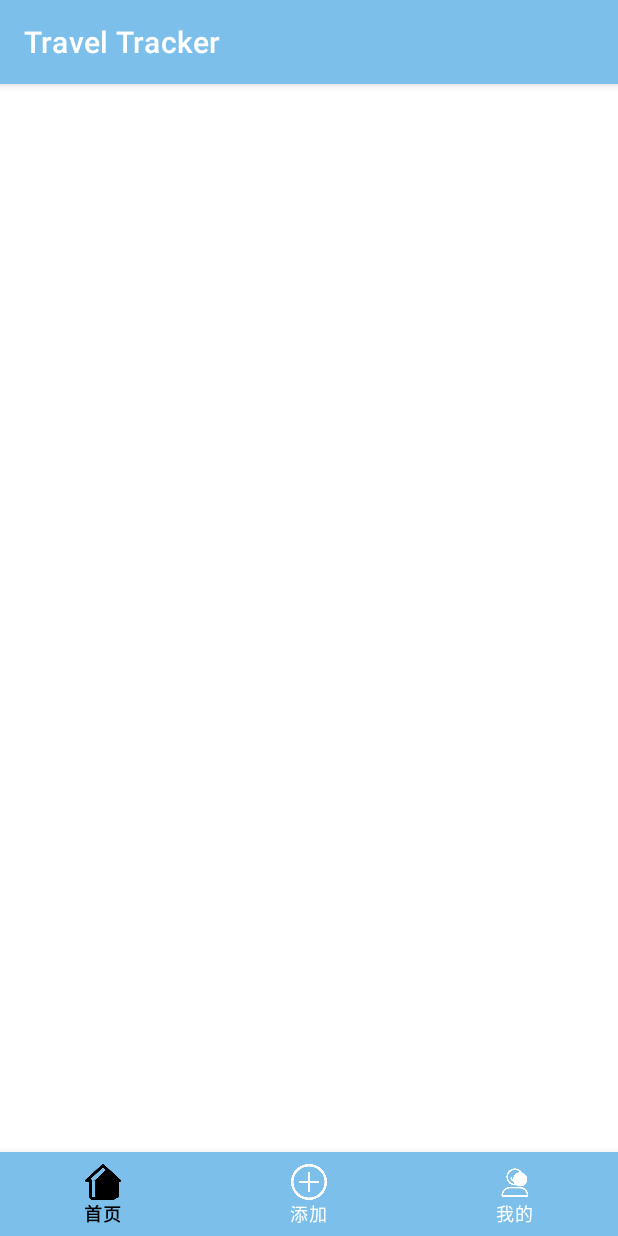
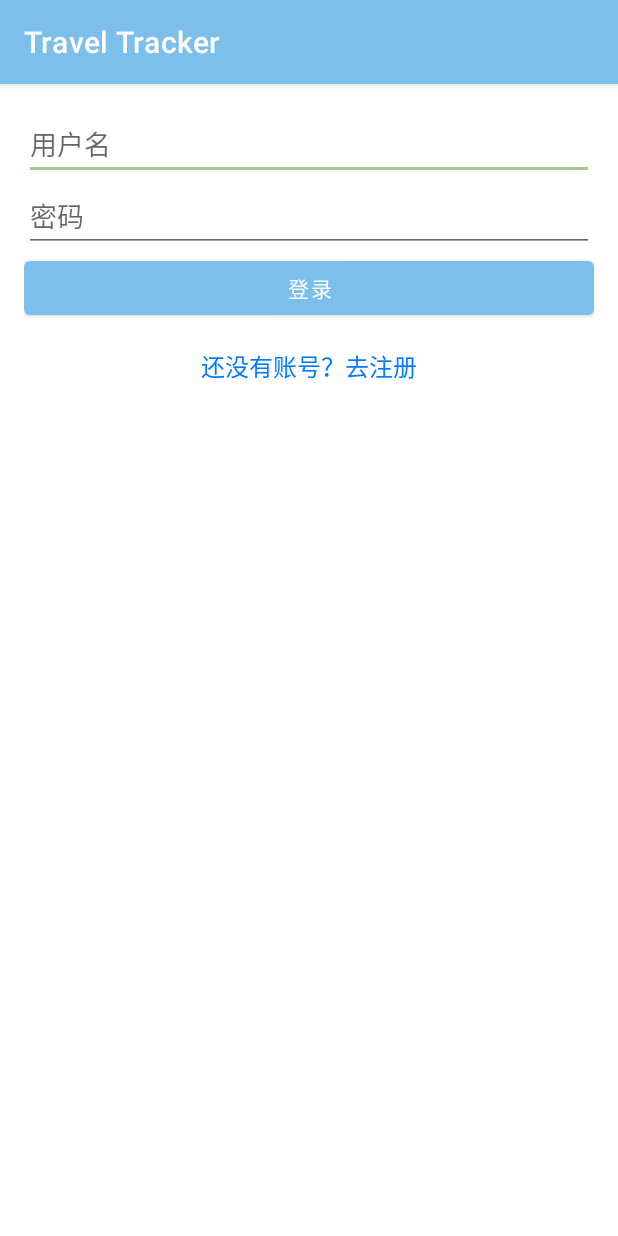
Before and after one commit to YuHan31/trip, an Android app: the screen it shows after launch (MainActivity before the commit, LoginActivity after it), on a phone screen of 412 x 824 dp. Run offline under Robolectric (Android 15) with nearby library versions, the phone set to English and light mode, and no system bars.

Commit message:
登陆注册

```diff
--- /dev/null
+++ b/app/src/main/java/com/xr/traveltracker/activities/LoginActivity.java
@@ -0,0 +1,98 @@
+package com.xr.traveltracker.activities;
+
+import android.content.Intent;
+import android.os.Bundle;
+import android.view.View;
+import android.widget.Button;
+import android.widget.EditText;
+import android.widget.TextView;
+import android.widget.Toast;
+import androidx.appcompat.app.AppCompatActivity;
+
+import com.xr.traveltracker.R;
+import com.xr.traveltracker.api.ApiService;
+import com.xr.traveltracker.models.LoginRequest;
+import com.xr.traveltracker.models.LoginResponse;
+import com.xr.traveltracker.models.RegisterRequest;
+import com.xr.traveltracker.models.RegisterResponse;
+import retrofit2.Call;
+import retrofit2.Callback;
+import retrofit2.Response;
+import retrofit2.Retrofit;
+import retrofit2.converter.gson.GsonConverterFactory;
+
+public class LoginActivity extends AppCompatActivity {
+
+    private EditText etUsername;
+    private EditText etPassword;
+    private Button btnLogin;
+    private TextView tvRegister;
+
+    @Override
+    protected void onCreate(Bundle savedInstanceState) {
+        super.onCreate(savedInstanceState);
+        setContentView(R.layout.activity_login);
+
+        etUsername = findViewById(R.id.et_login_username);
+        etPassword = findViewById(R.id.et_login_password);
+        btnLogin = findViewById(R.id.btn_login);
+        tvRegister = findViewById(R.id.tv_register);
+
+        btnLogin.setOnClickListener(new View.OnClickListener() {
+            @Override
+            public void onClick(View v) {
+                String username = etUsername.getText().toString();
+                String password = etPassword.getText().toString();
+                if (username.isEmpty() || password.isEmpty()) {
+                    Toast.makeText(LoginActivity.this, "用户名或密码不能为空", Toast.LENGTH_SHORT).show();
+                } else {
+                    login(username, password);
+                }
+            }
+        });
+
+        tvRegister.setOnClickListener(new View.OnClickListener() {
+            @Override
+            public void onClick(View v) {
+                Intent intent = new Intent(LoginActivity.this, RegisterActivity.class);
+                startActivity(intent);
+            }
+        });
+    }
+
+    private void login(String username, String password) {
+        Retrofit retrofit = new Retrofit.Builder()
+                .baseUrl("http://10.10.1.92:3000/") // 注意去掉了末尾的空格
+                .addConverterFactory(GsonConverterFactory.create())
+                .build();
+
+        ApiService apiService = retrofit.create(ApiService.class);
+        LoginRequest loginRequest = new LoginRequest(username, password);
+
+        apiService.loginUser(loginRequest).enqueue(new Callback<LoginResponse>() {
+            @Override
+            public void onResponse(Call<LoginResponse> call, Response<LoginResponse> response) {
+                if (response.isSuccessful()) {
+                    LoginResponse loginResponse = response.body();
+                    Toast.makeText(LoginActivity.this, loginResponse.getMessage(), Toast.LENGTH_SHORT).show();
+
+                    // 跳转到MainActivity并传递用户信息
+                    Intent intent = new Intent(LoginActivity.this, MainActivity.class);
+                    intent.putExtra("userId", loginResponse.getUserId());
+                    intent.putExtra("username", loginResponse.getUsername());
+                    intent.putExtra("token", loginResponse.getToken());
+                    intent.putExtra("showProfile", true); // 标记要显示ProfileFragment
+                    startActivity(intent);
+                    finish(); // 结束当前Activity
+                } else {
+                    Toast.makeText(LoginActivity.this, "登录失败", Toast.LENGTH_SHORT).show();
+                }
+            }
+
+            @Override
+            public void onFailure(Call<LoginResponse> call, Throwable t) {
+                Toast.makeText(LoginActivity.this, "网络请求失败", Toast.LENGTH_SHORT).show();
+            }
+        });
+    }
+}
--- a/app/src/main/java/com/xr/traveltracker/activities/SplashActivity.java
+++ b/app/src/main/java/com/xr/traveltracker/activities/SplashActivity.java
@@ -2,15 +2,19 @@ package com.xr.traveltracker.activities;
 
 import android.animation.ObjectAnimator;
 import android.content.Intent;
+import android.database.sqlite.SQLiteDatabase;
 import android.os.Bundle;
 import android.os.Handler;
+import android.util.Log;
 import android.view.animation.LinearInterpolator;
 import android.widget.LinearLayout;
 import android.widget.TextView;
+import android.widget.Toast;
 
 import androidx.appcompat.app.AppCompatActivity;
 
 import com.xr.traveltracker.R;
+
 
 public class SplashActivity extends AppCompatActivity {
 
@@ -24,7 +28,7 @@ public class SplashActivity extends AppCompatActivity {
         final LinearLayout textContainer = findViewById(R.id.text_container);
 
         // 初始设置
-        textContainer.setTranslationY(20f); // 初始下移20像素
+        textContainer.setTranslationY(20f);
 
         // 文字浮现动画
         welcomeText.animate()
@@ -45,15 +49,15 @@ public class SplashActivity extends AppCompatActivity {
                 "translationY",
                 60f, -60f, 40f, -40f, 20f, -20f, 10f, -10f, 0f
         );
-        waveAnimator.setDuration(6000); // 延长到6秒
-        waveAnimator.setInterpolator(new LinearInterpolator()); // 线性插值器使运动更均匀
+        waveAnimator.setDuration(6000);
+        waveAnimator.setInterpolator(new LinearInterpolator());
         waveAnimator.start();
 
-        // 3秒后跳转到主页面
+        // 3.5秒后跳转到登录页面
         new Handler().postDelayed(() -> {
-            startActivity(new Intent(SplashActivity.this, MainActivity.class));
+            startActivity(new Intent(SplashActivity.this, LoginActivity.class));
             overridePendingTransition(android.R.anim.fade_in, android.R.anim.fade_out);
             finish();
-        }, 3500); // 延长总时间以匹配动画
+        }, 3500);
     }
 }
--- /dev/null
+++ b/app/src/main/java/com/xr/traveltracker/api/ApiService.java
@@ -0,0 +1,31 @@
+package com.xr.traveltracker.api;
+
+import com.xr.traveltracker.models.LoginRequest;
+import com.xr.traveltracker.models.LoginResponse;
+import com.xr.traveltracker.models.RegisterRequest;
+import com.xr.traveltracker.models.RegisterResponse;
+import com.xr.traveltracker.models.UpdateProfileRequest;
+import com.xr.traveltracker.models.UpdateProfileResponse;
+import com.xr.traveltracker.models.UserDetailsResponse;
+
+import retrofit2.Call;
+import retrofit2.http.Body;
+import retrofit2.http.GET;
+import retrofit2.http.Header;
+import retrofit2.http.POST;
+import retrofit2.http.PUT;
+import retrofit2.http.Path;
+
+public interface ApiService {
+    @POST("api/users/login")
+    Call<LoginResponse> loginUser(@Body LoginRequest loginRequest);
+
+    @POST("api/users")
+    Call<RegisterResponse> registerUser(@Body RegisterRequest registerRequest);
+
+    @GET("api/users/{userId}")
+    Call<UserDetailsResponse> getUserDetails(@Header("Authorization") String token, @Path("userId") String userId);
+
+    @PUT("api/users/update")
+    Call<UpdateProfileResponse> updateProfile(@Header("Authorization") String token, @Body UpdateProfileRequest request);
+}
--- /dev/null
+++ b/app/src/main/res/layout/activity_login.xml
@@ -0,0 +1,36 @@
+<?xml version="1.0" encoding="utf-8"?>
+<LinearLayout xmlns:android="http://schemas.android.com/apk/res/android"
+    android:layout_width="match_parent"
+    android:layout_height="match_parent"
+    android:orientation="vertical"
+    android:padding="16dp">
+
+    <EditText
+        android:id="@+id/et_login_username"
+        android:layout_width="match_parent"
+        android:layout_height="wrap_content"
+        android:hint="用户名" />
+
+    <EditText
+        android:id="@+id/et_login_password"
+        android:layout_width="match_parent"
+        android:layout_height="wrap_content"
+        android:hint="密码"
+        android:inputType="textPassword" />
+
+    <Button
+        android:id="@+id/btn_login"
+        android:layout_width="match_parent"
+        android:layout_height="wrap_content"
+        android:text="登录" />
+
+    <TextView
+        android:id="@+id/tv_register"
+        android:layout_width="wrap_content"
+        android:layout_height="wrap_content"
+        android:text="还没有账号？去注册"
+        android:textSize="16sp"
+        android:textColor="#007BFF"
+        android:layout_gravity="center_horizontal"
+        android:paddingTop="16dp" />
+</LinearLayout>
```
Also changed, not shown: app/src/main/AndroidManifest.xml (+22 -9 lines), app/src/main/java/com/xr/traveltracker/activities/MainActivity.java (+19 -2 lines), app/src/main/java/com/xr/traveltracker/activities/RegisterActivity.java (added, +104 -0 lines), app/src/main/java/com/xr/traveltracker/models/LoginRequest.java (added, +29 -0 lines), app/src/main/java/com/xr/traveltracker/models/LoginResponse.java (added, +49 -0 lines), app/src/main/java/com/xr/traveltracker/models/RegisterRequest.java (added, +39 -0 lines), app/src/main/java/com/xr/traveltracker/models/RegisterResponse.java (added, +29 -0 lines), app/src/main/java/com/xr/traveltracker/models/User.java (added, +50 -0 lines), app/src/main/res/layout/activity_register.xml (added, +42 -0 lines).
